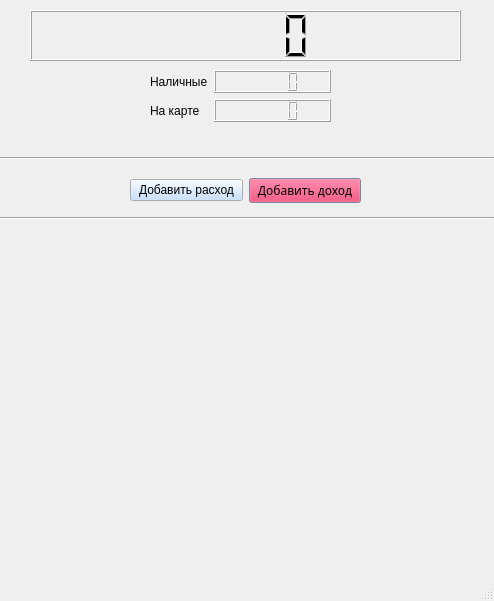
This is Expense_diary.ui in EugeniyaMo/Expense_dialy2.0 as Qt 5 draws it before an edit. The edited form follows.
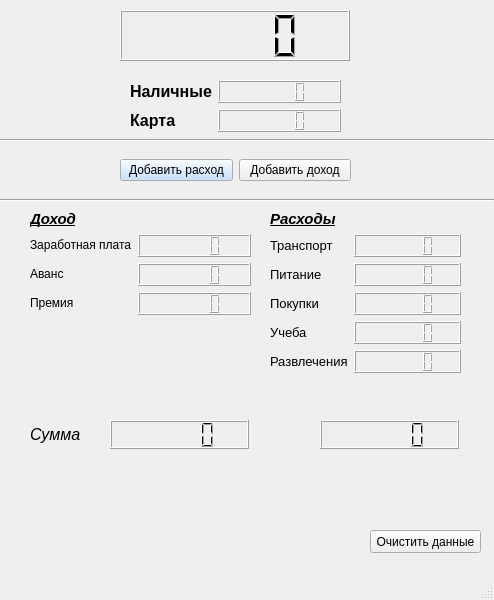
This is the edited form.

Diff of the .ui file:
```diff
--- a/Expense_diary.ui
+++ b/Expense_diary.ui
@@ -7,7 +7,7 @@
     <x>0</x>
     <y>0</y>
     <width>494</width>
-    <height>601</height>
+    <height>600</height>
    </rect>
   </property>
   <property name="windowTitle">
@@ -17,9 +17,9 @@
    <widget class="QWidget" name="horizontalLayoutWidget">
     <property name="geometry">
      <rect>
-      <x>30</x>
+      <x>120</x>
       <y>10</y>
-      <width>431</width>
+      <width>230</width>
       <height>51</height>
      </rect>
     </property>
@@ -39,8 +39,8 @@
    <widget class="QWidget" name="horizontalLayoutWidget_2">
     <property name="geometry">
      <rect>
-      <x>130</x>
-      <y>170</y>
+      <x>120</x>
+      <y>150</y>
       <width>231</width>
       <height>41</height>
      </rect>
@@ -92,429 +92,6 @@
      </item>
      <item>
       <widget class="QPushButton" name="incomeButton">
-       <property name="palette">
-        <palette>
-         <active>
-          <colorrole role="WindowText">
-           <brush brushstyle="SolidPattern">
-            <color alpha="255">
-             <red>0</red>
-             <green>0</green>
-             <blue>0</blue>
-            </color>
-           </brush>
-          </colorrole>
-          <colorrole role="Button">
-           <brush brushstyle="SolidPattern">
-            <color alpha="255">
-             <red>223</red>
-             <green>45</green>
-             <blue>93</blue>
-            </color>
-           </brush>
-          </colorrole>
-          <colorrole role="Light">
-           <brush brushstyle="SolidPattern">
-            <color alpha="255">
-             <red>255</red>
-             <green>255</green>
-             <blue>255</blue>
-            </color>
-           </brush>
-          </colorrole>
-          <colorrole role="Midlight">
-           <brush brushstyle="SolidPattern">
-            <color alpha="255">
-             <red>210</red>
-             <green>223</green>
-             <blue>239</blue>
-            </color>
-           </brush>
-          </colorrole>
-          <colorrole role="Dark">
-           <brush brushstyle="SolidPattern">
-            <color alpha="255">
-             <red>83</red>
-             <green>95</green>
-             <blue>111</blue>
-            </color>
-           </brush>
-          </colorrole>
-          <colorrole role="Mid">
-           <brush brushstyle="SolidPattern">
-            <color alpha="255">
-             <red>111</red>
-             <green>127</green>
-             <blue>149</blue>
-            </color>
-           </brush>
-          </colorrole>
-          <colorrole role="Text">
-           <brush brushstyle="SolidPattern">
-            <color alpha="255">
-             <red>0</red>
-             <green>0</green>
-             <blue>0</blue>
-            </color>
-           </brush>
-          </colorrole>
-          <colorrole role="BrightText">
-           <brush brushstyle="SolidPattern">
-            <color alpha="255">
-             <red>255</red>
-             <green>255</green>
-             <blue>255</blue>
-            </color>
-           </brush>
-          </colorrole>
-          <colorrole role="ButtonText">
-           <brush brushstyle="SolidPattern">
-            <color alpha="255">
-             <red>0</red>
-             <green>0</green>
-             <blue>0</blue>
-            </color>
-           </brush>
-          </colorrole>
-          <colorrole role="Base">
-           <brush brushstyle="SolidPattern">
-            <color alpha="255">
-             <red>255</red>
-             <green>255</green>
-             <blue>255</blue>
-            </color>
-           </brush>
-          </colorrole>
-          <colorrole role="Window">
-           <brush brushstyle="SolidPattern">
-            <color alpha="255">
-             <red>166</red>
-             <green>191</green>
-             <blue>223</blue>
-            </color>
-           </brush>
-          </colorrole>
-          <colorrole role="Shadow">
-           <brush brushstyle="SolidPattern">
-            <color alpha="255">
-             <red>0</red>
-             <green>0</green>
-             <blue>0</blue>
-            </color>
-           </brush>
-          </colorrole>
-          <colorrole role="AlternateBase">
-           <brush brushstyle="SolidPattern">
-            <color alpha="255">
-             <red>210</red>
-             <green>223</green>
-             <blue>239</blue>
-            </color>
-           </brush>
-          </colorrole>
-          <colorrole role="ToolTipBase">
-           <brush brushstyle="SolidPattern">
-            <color alpha="255">
-             <red>255</red>
-             <green>255</green>
-             <blue>220</blue>
-            </color>
-           </brush>
-          </colorrole>
-          <colorrole role="ToolTipText">
-           <brush brushstyle="SolidPattern">
-            <color alpha="255">
-             <red>0</red>
-             <green>0</green>
-             <blue>0</blue>
-            </color>
-           </brush>
-          </colorrole>
-         </active>
-         <inactive>
-          <colorrole role="WindowText">
-           <brush brushstyle="SolidPattern">
-            <color alpha="255">
-             <red>0</red>
-             <green>0</green>
-             <blue>0</blue>
-            </color>
-           </brush>
-          </colorrole>
-          <colorrole role="Button">
-           <brush brushstyle="SolidPattern">
-            <color alpha="255">
-             <red>223</red>
-             <green>45</green>
-             <blue>93</blue>
-            </color>
-           </brush>
-          </colorrole>
-          <colorrole role="Light">
-           <brush brushstyle="SolidPattern">
-            <color alpha="255">
-             <red>255</red>
-             <green>255</green>
-             <blue>255</blue>
-            </color>
-           </brush>
-          </colorrole>
-          <colorrole role="Midlight">
-           <brush brushstyle="SolidPattern">
-            <color alpha="255">
-             <red>210</red>
-             <green>223</green>
-             <blue>239</blue>
-            </color>
-           </brush>
-          </colorrole>
-          <colorrole role="Dark">
-           <brush brushstyle="SolidPattern">
-            <color alpha="255">
-             <red>83</red>
-             <green>95</green>
-             <blue>111</blue>
-            </color>
-           </brush>
-          </colorrole>
-          <colorrole role="Mid">
-           <brush brushstyle="SolidPattern">
-            <color alpha="255">
-             <red>111</red>
-             <green>127</green>
-             <blue>149</blue>
-            </color>
-           </brush>
-          </colorrole>
-          <colorrole role="Text">
-           <brush brushstyle="SolidPattern">
-            <color alpha="255">
-             <red>0</red>
-             <green>0</green>
-             <blue>0</blue>
-            </color>
-           </brush>
-          </colorrole>
-          <colorrole role="BrightText">
-           <brush brushstyle="SolidPattern">
-            <color alpha="255">
-             <red>255</red>
-             <green>255</green>
-             <blue>255</blue>
-            </color>
-           </brush>
-          </colorrole>
-          <colorrole role="ButtonText">
-           <brush brushstyle="SolidPattern">
-            <color alpha="255">
-             <red>0</red>
-             <green>0</green>
-             <blue>0</blue>
-            </color>
-           </brush>
-          </colorrole>
-          <colorrole role="Base">
-           <brush brushstyle="SolidPattern">
-            <color alpha="255">
-             <red>255</red>
-             <green>255</green>
-             <blue>255</blue>
-            </color>
-           </brush>
-          </colorrole>
-          <colorrole role="Window">
-           <brush brushstyle="SolidPattern">
-            <color alpha="255">
-             <red>166</red>
-             <green>191</green>
-             <blue>223</blue>
-            </color>
-           </brush>
-          </colorrole>
-          <colorrole role="Shadow">
-           <brush brushstyle="SolidPattern">
-            <color alpha="255">
-             <red>0</red>
-             <green>0</green>
-             <blue>0</blue>
-            </color>
-           </brush>
-          </colorrole>
-          <colorrole role="AlternateBase">
-           <brush brushstyle="SolidPattern">
-            <color alpha="255">
-             <red>210</red>
-             <green>223</green>
-             <blue>239</blue>
-            </color>
-           </brush>
-          </colorrole>
-          <colorrole role="ToolTipBase">
-           <brush brushstyle="SolidPattern">
-            <color alpha="255">
-             <red>255</red>
-             <green>255</green>
-             <blue>220</blue>
-            </color>
-           </brush>
-          </colorrole>
-          <colorrole role="ToolTipText">
-           <brush brushstyle="SolidPattern">
-            <color alpha="255">
-             <red>0</red>
-             <green>0</green>
-             <blue>0</blue>
-            </color>
-           </brush>
-          </colorrole>
-         </inactive>
-         <disabled>
-          <colorrole role="WindowText">
-           <brush brushstyle="SolidPattern">
-            <color alpha="255">
-             <red>83</red>
-             <green>95</green>
-             <blue>111</blue>
-            </color>
-           </brush>
-          </colorrole>
-          <colorrole role="Button">
-           <brush brushstyle="SolidPattern">
-            <color alpha="255">
-             <red>223</red>
-             <green>45</green>
-             <blue>93</blue>
-            </color>
-           </brush>
-          </colorrole>
-          <colorrole role="Light">
-           <brush brushstyle="SolidPattern">
-            <color alpha="255">
-             <red>255</red>
-             <green>255</green>
-             <blue>255</blue>
-            </color>
-           </brush>
-          </colorrole>
-          <colorrole role="Midlight">
-           <brush brushstyle="SolidPattern">
-            <color alpha="255">
-             <red>210</red>
-             <green>223</green>
-             <blue>239</blue>
-            </color>
-           </brush>
-          </colorrole>
-          <colorrole role="Dark">
-           <brush brushstyle="SolidPattern">
-            <color alpha="255">
-             <red>83</red>
-             <green>95</green>
-             <blue>111</blue>
-            </color>
-           </brush>
-          </colorrole>
-          <colorrole role="Mid">
-           <brush brushstyle="SolidPattern">
-            <color alpha="255">
-             <red>111</red>
-             <green>127</green>
-             <blue>149</blue>
-            </color>
-           </brush>
-          </colorrole>
-          <colorrole role="Text">
-           <brush brushstyle="SolidPattern">
-            <color alpha="255">
-             <red>83</red>
-             <green>95</green>
-             <blue>111</blue>
-            </color>
-           </brush>
-          </colorrole>
-          <colorrole role="BrightText">
-           <brush brushstyle="SolidPattern">
-            <color alpha="255">
-             <red>255</red>
-             <green>255</green>
-             <blue>255</blue>
-            </color>
-           </brush>
-          </colorrole>
-          <colorrole role="ButtonText">
-           <brush brushstyle="SolidPattern">
-            <color alpha="255">
-             <red>83</red>
-             <green>95</green>
-             <blue>111</blue>
-            </color>
-           </brush>
-          </colorrole>
-          <colorrole role="Base">
-           <brush brushstyle="SolidPattern">
-            <color alpha="255">
-             <red>166</red>
-             <green>191</green>
-             <blue>223</blue>
-            </color>
-           </brush>
-          </colorrole>
-          <colorrole role="Window">
-           <brush brushstyle="SolidPattern">
-            <color alpha="255">
-             <red>166</red>
-             <green>191</green>
-             <blue>223</blue>
-            </color>
-           </brush>
-          </colorrole>
-          <colorrole role="Shadow">
-           <brush brushstyle="SolidPattern">
-            <color alpha="255">
-             <red>0</red>
-             <green>0</green>
-             <blue>0</blue>
-            </color>
-           </brush>
-          </colorrole>
-          <colorrole role="AlternateBase">
-           <brush brushstyle="SolidPattern">
-            <color alpha="255">
-             <red>166</red>
-             <green>191</green>
-             <blue>223</blue>
-            </color>
-           </brush>
-          </colorrole>
-          <colorrole role="ToolTipBase">
-           <brush brushstyle="SolidPattern">
-            <color alpha="255">
-             <red>255</red>
-             <green>255</green>
-             <blue>220</blue>
-            </color>
-           </brush>
-          </colorrole>
-          <colorrole role="ToolTipText">
-           <brush brushstyle="SolidPattern">
-            <color alpha="255">
-             <red>0</red>
-             <green>0</green>
-             <blue>0</blue>
-            </color>
-           </brush>
-          </colorrole>
-         </disabled>
-        </palette>
-       </property>
-       <property name="font">
-        <font>
-         <family>Baskerville Old Face</family>
-        </font>
-       </property>
-       <property name="cursor">
-        <cursorShape>OpenHandCursor</cursorShape>
-       </property>
        <property name="text">
         <string>Добавить доход</string>
        </property>
@@ -522,41 +99,48 @@
      </item>
     </layout>
    </widget>
+   <widget class="QPushButton" name="deleteButton">
+    <property name="geometry">
+     <rect>
+      <x>370</x>
+      <y>530</y>
+      <width>111</width>
+      <height>23</height>
+     </rect>
+    </property>
+    <property name="text">
+     <string>Очистить данные</string>
+    </property>
+   </widget>
    <widget class="QWidget" name="formLayoutWidget">
     <property name="geometry">
      <rect>
-      <x>150</x>
-      <y>70</y>
-      <width>181</width>
-      <height>66</height>
+      <x>130</x>
+      <y>80</y>
+      <width>211</width>
+      <height>54</height>
      </rect>
     </property>
-    <layout class="QFormLayout" name="formLayout_2">
+    <layout class="QFormLayout" name="formLayout">
      <item row="0" column="0">
-      <widget class="QLabel" name="label">
+      <widget class="QLabel" name="cash">
        <property name="text">
-        <string>Наличные</string>
-       </property>
-       <property name="margin">
-        <number>8</number>
+        <string>&lt;html&gt;&lt;head/&gt;&lt;body&gt;&lt;p&gt;&lt;span style=&quot; font-size:12pt; font-weight:600;&quot;&gt;Наличные&lt;/span&gt;&lt;/p&gt;&lt;/body&gt;&lt;/html&gt;</string>
        </property>
       </widget>
      </item>
      <item row="1" column="0">
-      <widget class="QLabel" name="label_2">
+      <widget class="QLabel" name="card">
        <property name="text">
-        <string>На карте</string>
-       </property>
-       <property name="margin">
-        <number>8</number>
+        <string>&lt;html&gt;&lt;head/&gt;&lt;body&gt;&lt;p&gt;&lt;span style=&quot; font-size:12pt; font-weight:600;&quot;&gt;Карта&lt;/span&gt;&lt;/p&gt;&lt;/body&gt;&lt;/html&gt;</string>
        </property>
       </widget>
      </item>
      <item row="0" column="1">
-      <widget class="QLCDNumber" name="lcdNumber_2"/>
+      <widget class="QLCDNumber" name="lcdNumber_cash"/>
      </item>
      <item row="1" column="1">
-      <widget class="QLCDNumber" name="lcdNumber_3"/>
+      <widget class="QLCDNumber" name="lcdNumber_card"/>
      </item>
     </layout>
    </widget>
@@ -564,9 +148,9 @@
     <property name="geometry">
      <rect>
       <x>0</x>
-      <y>150</y>
+      <y>130</y>
       <width>494</width>
-      <height>16</height>
+      <height>20</height>
      </rect>
     </property>
     <property name="orientation">
@@ -577,15 +161,173 @@
     <property name="geometry">
      <rect>
       <x>0</x>
-      <y>210</y>
+      <y>190</y>
       <width>494</width>
-      <height>16</height>
+      <height>20</height>
      </rect>
     </property>
     <property name="orientation">
      <enum>Qt::Horizontal</enum>
     </property>
    </widget>
+   <widget class="QWidget" name="formLayoutWidget_2">
+    <property name="geometry">
+     <rect>
+      <x>30</x>
+      <y>210</y>
+      <width>221</width>
+      <height>171</height>
+     </rect>
+    </property>
+    <layout class="QFormLayout" name="formLayout_2">
+     <item row="0" column="0" colspan="2">
+      <widget class="QLabel" name="card_2">
+       <property name="text">
+        <string>&lt;html&gt;&lt;head/&gt;&lt;body&gt;&lt;p&gt;&lt;span style=&quot; font-size:11pt; font-weight:600; font-style:italic; text-decoration: underline;&quot;&gt;Доход&lt;/span&gt;&lt;/p&gt;&lt;/body&gt;&lt;/html&gt;</string>
+       </property>
+      </widget>
+     </item>
+     <item row="1" column="0">
+      <widget class="QLabel" name="card_4">
+       <property name="text">
+        <string>&lt;html&gt;&lt;head/&gt;&lt;body&gt;&lt;p&gt;&lt;span style=&quot; font-size:9pt;&quot;&gt;Заработная плата&lt;/span&gt;&lt;/p&gt;&lt;/body&gt;&lt;/html&gt;</string>
+       </property>
+      </widget>
+     </item>
+     <item row="1" column="1">
+      <widget class="QLCDNumber" name="lcdNumber_salary">
+       <property name="digitCount">
+        <number>5</number>
+       </property>
+       <property name="segmentStyle">
+        <enum>QLCDNumber::Filled</enum>
+       </property>
+      </widget>
+     </item>
+     <item row="2" column="0">
+      <widget class="QLabel" name="card_10">
+       <property name="text">
+        <string>&lt;html&gt;&lt;head/&gt;&lt;body&gt;&lt;p&gt;&lt;span style=&quot; font-size:9pt;&quot;&gt;Аванс&lt;/span&gt;&lt;/p&gt;&lt;/body&gt;&lt;/html&gt;</string>
+       </property>
+      </widget>
+     </item>
+     <item row="2" column="1">
+      <widget class="QLCDNumber" name="lcdNumber_advance"/>
+     </item>
+     <item row="3" column="0">
+      <widget class="QLabel" name="card_11">
+       <property name="text">
+        <string>&lt;html&gt;&lt;head/&gt;&lt;body&gt;&lt;p&gt;&lt;span style=&quot; font-size:9pt;&quot;&gt;Премия&lt;/span&gt;&lt;/p&gt;&lt;/body&gt;&lt;/html&gt;</string>
+       </property>
+      </widget>
+     </item>
+     <item row="3" column="1">
+      <widget class="QLCDNumber" name="lcdNumber_prize"/>
+     </item>
+    </layout>
+   </widget>
+   <widget class="QWidget" name="formLayoutWidget_3">
+    <property name="geometry">
+     <rect>
+      <x>270</x>
+      <y>210</y>
+      <width>191</width>
+      <height>171</height>
+     </rect>
+    </property>
+    <layout class="QFormLayout" name="formLayout_3">
+     <item row="0" column="0" colspan="2">
+      <widget class="QLabel" name="card_14">
+       <property name="text">
+        <string>&lt;html&gt;&lt;head/&gt;&lt;body&gt;&lt;p&gt;&lt;span style=&quot; font-size:11pt; font-weight:600; font-style:italic; text-decoration: underline;&quot;&gt;Расходы&lt;/span&gt;&lt;/p&gt;&lt;/body&gt;&lt;/html&gt;</string>
+       </property>
+      </widget>
+     </item>
+     <item row="1" column="0">
+      <widget class="QLabel" name="card_15">
+       <property name="text">
+        <string>&lt;html&gt;&lt;head/&gt;&lt;body&gt;&lt;p&gt;&lt;span style=&quot; font-size:10pt;&quot;&gt;Транспорт&lt;/span&gt;&lt;/p&gt;&lt;/body&gt;&lt;/html&gt;</string>
+       </property>
+      </widget>
+     </item>
+     <item row="1" column="1">
+      <widget class="QLCDNumber" name="lcdNumber_transport"/>
+     </item>
+     <item row="2" column="0">
+      <widget class="QLabel" name="card_16">
+       <property name="text">
+        <string>&lt;html&gt;&lt;head/&gt;&lt;body&gt;&lt;p&gt;&lt;span style=&quot; font-size:10pt;&quot;&gt;Питание&lt;/span&gt;&lt;/p&gt;&lt;/body&gt;&lt;/html&gt;</string>
+       </property>
+      </widget>
+     </item>
+     <item row="2" column="1">
+      <widget class="QLCDNumber" name="lcdNumber_food"/>
+     </item>
+     <item row="3" column="0">
+      <widget class="QLabel" name="card_17">
+       <property name="text">
+        <string>&lt;html&gt;&lt;head/&gt;&lt;body&gt;&lt;p&gt;&lt;span style=&quot; font-size:10pt;&quot;&gt;Покупки&lt;/span&gt;&lt;/p&gt;&lt;/body&gt;&lt;/html&gt;</string>
+       </property>
+      </widget>
+     </item>
+     <item row="3" column="1">
+      <widget class="QLCDNumber" name="lcdNumber_shoping"/>
+     </item>
+     <item row="4" column="0">
+      <widget class="QLabel" name="card_18">
+       <property name="text">
+        <string>&lt;html&gt;&lt;head/&gt;&lt;body&gt;&lt;p&gt;&lt;span style=&quot; font-size:10pt;&quot;&gt;Учеба&lt;/span&gt;&lt;/p&gt;&lt;/body&gt;&lt;/html&gt;</string>
+       </property>
+      </widget>
+     </item>
+     <item row="4" column="1">
+      <widget class="QLCDNumber" name="lcdNumber_study"/>
+     </item>
+     <item row="5" column="0">
+      <widget class="QLabel" name="card_19">
+       <property name="text">
+        <string>&lt;html&gt;&lt;head/&gt;&lt;body&gt;&lt;p&gt;&lt;span style=&quot; font-size:10pt;&quot;&gt;Развлечения&lt;/span&gt;&lt;/p&gt;&lt;/body&gt;&lt;/html&gt;</string>
+       </property>
+      </widget>
+     </item>
+     <item row="5" column="1">
+      <widget class="QLCDNumber" name="lcdNumber_relax"/>
+     </item>
+    </layout>
+   </widget>
+   <widget class="QLabel" name="card_13">
+    <property name="geometry">
+     <rect>
+      <x>30</x>
+      <y>420</y>
+      <width>81</width>
+      <height>29</height>
+     </rect>
+    </property>
+    <property name="text">
+     <string>&lt;html&gt;&lt;head/&gt;&lt;body&gt;&lt;p&gt;&lt;span style=&quot; font-size:12pt; font-style:italic;&quot;&gt;Сумма&lt;/span&gt;&lt;/p&gt;&lt;/body&gt;&lt;/html&gt;</string>
+    </property>
+   </widget>
+   <widget class="QLCDNumber" name="lcdNumber_income">
+    <property name="geometry">
+     <rect>
+      <x>110</x>
+      <y>420</y>
+      <width>139</width>
+      <height>29</height>
+     </rect>
+    </property>
+   </widget>
+   <widget class="QLCDNumber" name="lcdNumber_expense">
+    <property name="geometry">
+     <rect>
+      <x>320</x>
+      <y>420</y>
+      <width>139</width>
+      <height>29</height>
+     </rect>
+    </property>
+   </widget>
   </widget>
   <widget class="QMenuBar" name="menubar">
    <property name="geometry">
```
Left out of the diff: 9 changed lines with no effect on the pictures.
